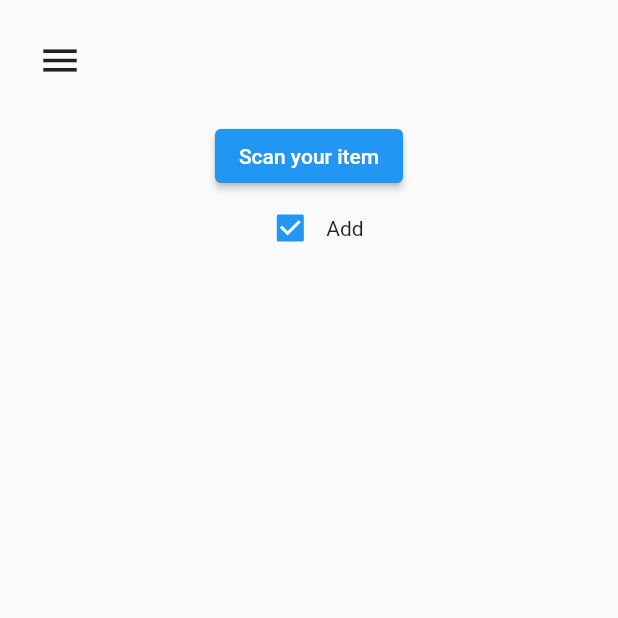
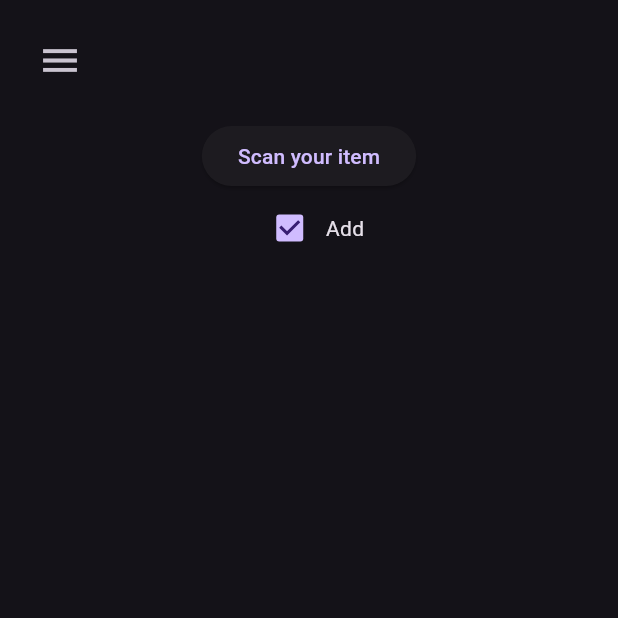
Before and after one commit to senbeiwabaka/pantry-manager-ui-angular, a Flutter app: the screen it shows after launch, on a phone screen of 412 x 824 dp, the top half of it. Run offline on Flutter 3.47's test engine with Material 2 defaults, Android fonts, the phone set to English and light mode, and no system bars; our stand-ins replace logger, responsive_builder; missing offline and left inert: advanced_datatable, simple_barcode_scanner.

Commit message:
minor cleanup

```diff
--- a/Flutter-UI/pantry_manager_ui/lib/main.dart
+++ b/Flutter-UI/pantry_manager_ui/lib/main.dart
@@ -13,9 +13,9 @@ class MyApp extends StatelessWidget {
   Widget build(BuildContext context) {
     return MaterialApp(
       title: 'Flutter Demo',
-      // theme: ThemeData.dark(
-      //     // useMaterial3: true,
-      //     ),
+      theme: ThemeData.dark(
+        useMaterial3: true,
+      ),
       home: const BarcodeView(),
     );
   }
```
Also changed, not shown: Flutter-UI/pantry_manager_ui/lib/src/pages/grocery_list_page.dart (+9 -2 lines).
